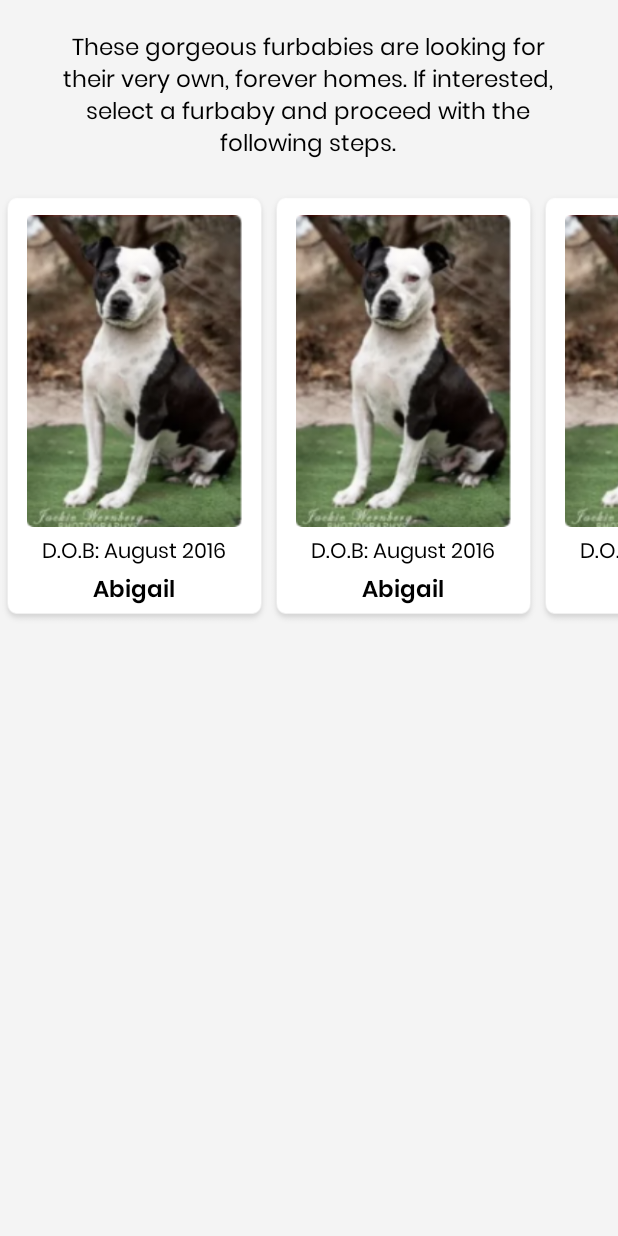
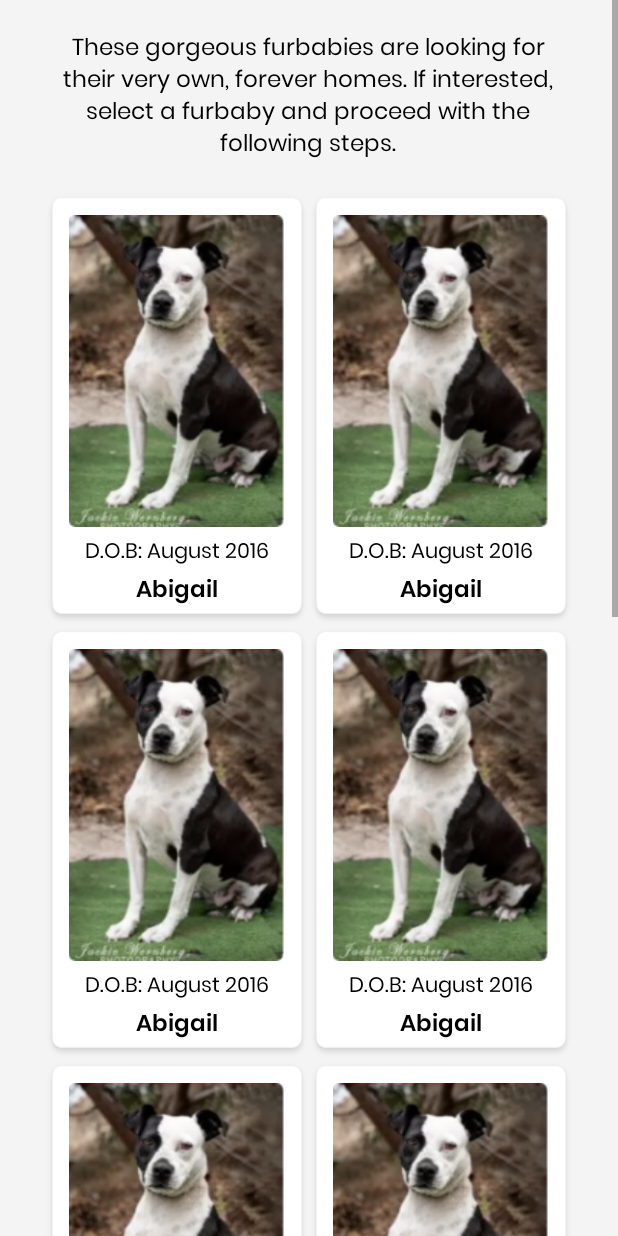
Before and after one commit to Compita-FA/FallenAngels, an Android app: the fragment MainAdoptFragment shown on its own in the app's theme, on a phone screen of 412 x 824 dp. Run offline under Robolectric (Android 15) with nearby library versions, the phone set to English and light mode, and no system bars.

Commit message:
adopt page

```diff
--- a/app/src/main/java/com/example/fallenangels/adoption/MainAdoptFragment.java
+++ b/app/src/main/java/com/example/fallenangels/adoption/MainAdoptFragment.java
@@ -1,5 +1,7 @@
 package com.example.fallenangels.adoption;
 
+import android.app.Dialog;
+import android.content.Intent;
 import android.os.Bundle;
 
 import androidx.annotation.Nullable;
@@ -8,16 +10,13 @@ import androidx.fragment.app.Fragment;
 import android.view.LayoutInflater;
 import android.view.View;
 import android.view.ViewGroup;
+
+import androidx.fragment.app.FragmentManager;
 import androidx.gridlayout.widget.GridLayout;
 import android.widget.TextView;
 
 import com.example.fallenangels.R;
 
-/**
- * A simple {@link Fragment} subclass.
- * Use the {@link MainAdoptFragment#newInstance} factory method to
- * create an instance of this fragment.
- */
 public class MainAdoptFragment extends Fragment {
 
     private GridLayout layout;
@@ -53,9 +52,8 @@ public class MainAdoptFragment extends Fragment {
 
     }
 
-    /*
-   -------------------------- This method will display populated card views -----------------------
-   */
+
+   //-------------------------- This method will display populated card views ----------------------
     private void AddCard() {
 
         View cardView = getLayoutInflater().inflate(R.layout.cardview_dog_profile, null);
@@ -63,4 +61,5 @@ public class MainAdoptFragment extends Fragment {
         layout.addView(cardView);
     }
     //----------------------------------------------------------------------------------------------
+
 }
--- a/app/src/main/res/layout/cardview_dog_profile.xml
+++ b/app/src/main/res/layout/cardview_dog_profile.xml
@@ -1,16 +1,19 @@
 <?xml version="1.0" encoding="utf-8"?>
 <LinearLayout xmlns:android="http://schemas.android.com/apk/res/android"
     xmlns:app="http://schemas.android.com/apk/res-auto"
+    xmlns:tools="http://schemas.android.com/tools"
     android:layout_width="match_parent"
     android:layout_height="match_parent"
+    android:layout_gravity="center_horizontal"
     android:background="@android:color/transparent"
     android:orientation="vertical">
 
     <LinearLayout
-        android:layout_width="179dp"
+        android:layout_width="176dp"
         android:layout_height="289dp"
         android:layout_gravity="center_horizontal"
         android:background="@drawable/card_background"
+        android:onClick="ViewDog_OnClick"
         android:orientation="vertical">
 
         <ImageView
@@ -19,7 +22,8 @@
             android:layout_height="208dp"
             android:layout_gravity="center_horizontal"
             android:layout_marginTop="15dp"
-            app:srcCompat="@drawable/img_dog_demo" />
+            app:srcCompat="@drawable/img_dog_demo"
+            tools:ignore="SpeakableTextPresentCheck" />
 
         <TextView
             android:id="@+id/textView121"
--- a/app/src/main/res/layout/fragment_main_adopt.xml
+++ b/app/src/main/res/layout/fragment_main_adopt.xml
@@ -35,11 +35,18 @@
 
             <androidx.gridlayout.widget.GridLayout
                 android:id="@+id/container"
-                android:layout_width="match_parent"
+                android:layout_width="wrap_content"
                 android:layout_height="match_parent"
-                android:scrollIndicators="none">
+                android:layout_gravity="center_horizontal"
+                android:scrollIndicators="none"
+                app:columnCount="2">
 
             </androidx.gridlayout.widget.GridLayout>
+
+            <Space
+                android:layout_width="match_parent"
+                android:layout_height="77dp" />
+
         </LinearLayout>
     </ScrollView>
 
--- a/app/src/main/res/values/styles.xml
+++ b/app/src/main/res/values/styles.xml
@@ -10,4 +10,9 @@
     <style name="MainBarStyle">
         <item name="layout_goneMarginBottom">-50dp</item>
     </style>
+
+    <style name="DialogStyle" parent="Theme.AppCompat.Dialog">
+        <item name="android:windowMinWidthMajor">80%</item>
+        <item name="android:windowMinWidthMinor">80%</item>
+    </style>
 </resources>
```
Also changed, not shown: app/src/main/java/com/example/fallenangels/user_pages/MainActivity.java (+20 -0 lines), app/src/main/res/layout/layout_view_dog.xml (+35 -32 lines).
